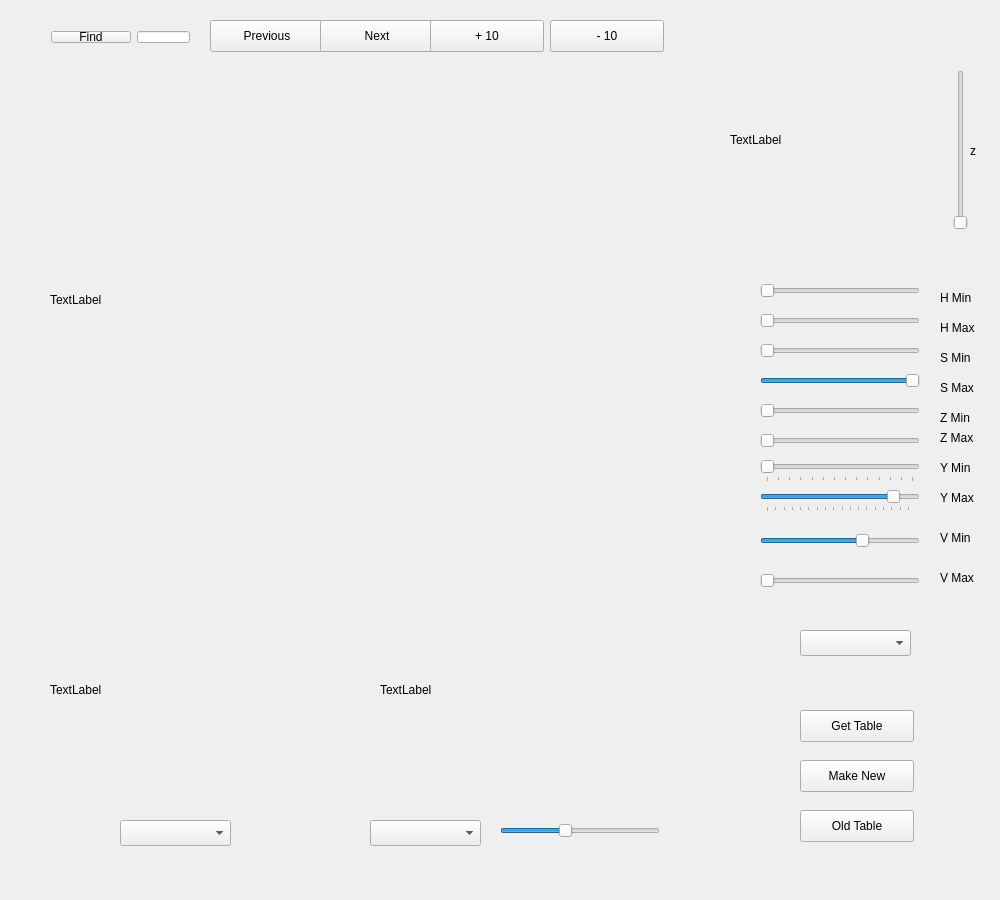
The window that src/QTool/ColorCreator/colorcreator.ui (northern-bites/nbites) describes before a commit, drawn with Qt 5.
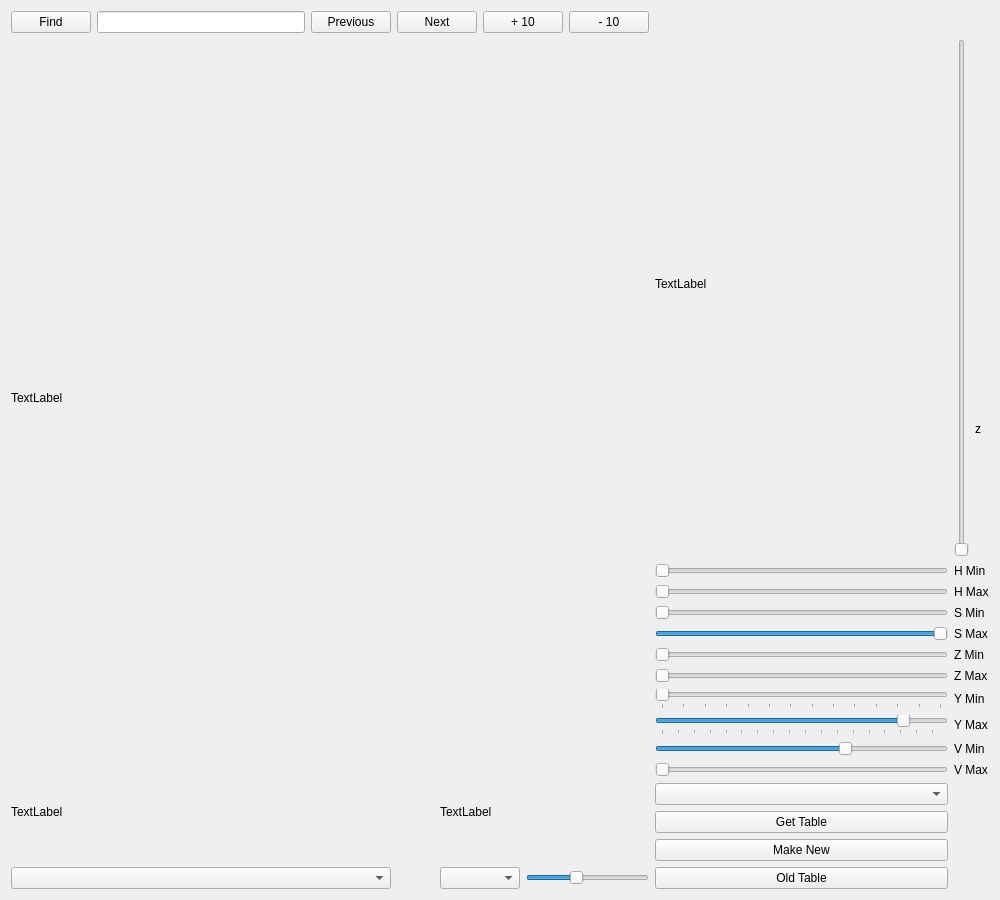
The same window after the commit.

Commit message: intergrated the colortool as a tab in QTool

Patch:
```diff
--- a/src/QTool/ColorCreator/colorcreator.ui
+++ b/src/QTool/ColorCreator/colorcreator.ui
@@ -16,587 +16,356 @@
   <property name="windowTitle">
    <string>ColorCreator</string>
   </property>
-  <widget class="QPushButton" name="previousButton">
-   <property name="geometry">
-    <rect>
-     <x>210</x>
-     <y>20</y>
-     <width>114</width>
-     <height>32</height>
-    </rect>
-   </property>
-   <property name="text">
-    <string>Previous</string>
-   </property>
-  </widget>
-  <widget class="QPushButton" name="nextButton">
-   <property name="geometry">
-    <rect>
-     <x>320</x>
-     <y>20</y>
-     <width>114</width>
-     <height>32</height>
-    </rect>
-   </property>
-   <property name="text">
-    <string>Next</string>
-   </property>
-  </widget>
-  <widget class="QLabel" name="colorWheel">
-   <property name="geometry">
-    <rect>
-     <x>730</x>
-     <y>40</y>
-     <width>200</width>
-     <height>200</height>
-    </rect>
-   </property>
-   <property name="text">
-    <string>TextLabel</string>
-   </property>
-  </widget>
-  <widget class="QSlider" name="hMin">
-   <property name="geometry">
-    <rect>
-     <x>760</x>
-     <y>280</y>
-     <width>160</width>
-     <height>22</height>
-    </rect>
-   </property>
-   <property name="maximum">
-    <number>100</number>
-   </property>
-   <property name="orientation">
-    <enum>Qt::Horizontal</enum>
-   </property>
-  </widget>
-  <widget class="QSlider" name="hMax">
-   <property name="geometry">
-    <rect>
-     <x>760</x>
-     <y>310</y>
-     <width>160</width>
-     <height>22</height>
-    </rect>
-   </property>
-   <property name="maximum">
-    <number>100</number>
-   </property>
-   <property name="orientation">
-    <enum>Qt::Horizontal</enum>
-   </property>
-  </widget>
-  <widget class="QSlider" name="sMin">
-   <property name="geometry">
-    <rect>
-     <x>760</x>
-     <y>340</y>
-     <width>160</width>
-     <height>22</height>
-    </rect>
-   </property>
-   <property name="maximum">
-    <number>100</number>
-   </property>
-   <property name="orientation">
-    <enum>Qt::Horizontal</enum>
-   </property>
-  </widget>
-  <widget class="QSlider" name="sMax">
-   <property name="geometry">
-    <rect>
-     <x>760</x>
-     <y>370</y>
-     <width>160</width>
-     <height>22</height>
-    </rect>
-   </property>
-   <property name="maximum">
-    <number>100</number>
-   </property>
-   <property name="value">
-    <number>100</number>
-   </property>
-   <property name="orientation">
-    <enum>Qt::Horizontal</enum>
-   </property>
-  </widget>
-  <widget class="QSlider" name="yMin">
-   <property name="geometry">
-    <rect>
-     <x>760</x>
-     <y>460</y>
-     <width>160</width>
-     <height>22</height>
-    </rect>
-   </property>
-   <property name="minimum">
-    <number>20</number>
-   </property>
-   <property name="maximum">
-    <number>150</number>
-   </property>
-   <property name="singleStep">
-    <number>2</number>
-   </property>
-   <property name="orientation">
-    <enum>Qt::Horizontal</enum>
-   </property>
-   <property name="tickPosition">
-    <enum>QSlider::TicksBelow</enum>
-   </property>
-   <property name="tickInterval">
-    <number>10</number>
-   </property>
-  </widget>
-  <widget class="QSlider" name="yMax">
-   <property name="geometry">
-    <rect>
-     <x>760</x>
-     <y>490</y>
-     <width>160</width>
-     <height>22</height>
-    </rect>
-   </property>
-   <property name="minimum">
-    <number>80</number>
-   </property>
-   <property name="maximum">
-    <number>255</number>
-   </property>
-   <property name="singleStep">
-    <number>3</number>
-   </property>
-   <property name="value">
-    <number>232</number>
-   </property>
-   <property name="orientation">
-    <enum>Qt::Horizontal</enum>
-   </property>
-   <property name="tickPosition">
-    <enum>QSlider::TicksBelow</enum>
-   </property>
-   <property name="tickInterval">
-    <number>10</number>
-   </property>
-  </widget>
-  <widget class="QSlider" name="zSlice">
-   <property name="geometry">
-    <rect>
-     <x>950</x>
-     <y>70</y>
-     <width>22</width>
-     <height>160</height>
-    </rect>
-   </property>
-   <property name="orientation">
-    <enum>Qt::Vertical</enum>
-   </property>
-  </widget>
-  <widget class="QComboBox" name="colorSelect">
-   <property name="geometry">
-    <rect>
-     <x>800</x>
-     <y>630</y>
-     <width>111</width>
-     <height>26</height>
-    </rect>
-   </property>
-  </widget>
-  <widget class="QLabel" name="thresh">
-   <property name="geometry">
-    <rect>
-     <x>50</x>
-     <y>60</y>
-     <width>640</width>
-     <height>480</height>
-    </rect>
-   </property>
-   <property name="text">
-    <string>TextLabel</string>
-   </property>
-  </widget>
-  <widget class="QComboBox" name="viewChoice">
-   <property name="geometry">
-    <rect>
-     <x>120</x>
-     <y>820</y>
-     <width>111</width>
-     <height>26</height>
-    </rect>
-   </property>
-  </widget>
-  <widget class="QLabel" name="label_2">
-   <property name="geometry">
-    <rect>
-     <x>940</x>
-     <y>290</y>
-     <width>62</width>
-     <height>16</height>
-    </rect>
-   </property>
-   <property name="text">
-    <string>H Min</string>
-   </property>
-  </widget>
-  <widget class="QLabel" name="label_3">
-   <property name="geometry">
-    <rect>
-     <x>940</x>
-     <y>320</y>
-     <width>62</width>
-     <height>16</height>
-    </rect>
-   </property>
-   <property name="text">
-    <string>H Max</string>
-   </property>
-  </widget>
-  <widget class="QLabel" name="label_4">
-   <property name="geometry">
-    <rect>
-     <x>940</x>
-     <y>350</y>
-     <width>62</width>
-     <height>16</height>
-    </rect>
-   </property>
-   <property name="text">
-    <string>S Min</string>
-   </property>
-  </widget>
-  <widget class="QLabel" name="label_5">
-   <property name="geometry">
-    <rect>
-     <x>940</x>
-     <y>380</y>
-     <width>62</width>
-     <height>16</height>
-    </rect>
-   </property>
-   <property name="text">
-    <string>S Max</string>
-   </property>
-  </widget>
-  <widget class="QLabel" name="label_6">
-   <property name="geometry">
-    <rect>
-     <x>940</x>
-     <y>460</y>
-     <width>62</width>
-     <height>16</height>
-    </rect>
-   </property>
-   <property name="text">
-    <string>Y Min</string>
-   </property>
-  </widget>
-  <widget class="QLabel" name="label_7">
-   <property name="geometry">
-    <rect>
-     <x>940</x>
-     <y>490</y>
-     <width>62</width>
-     <height>16</height>
-    </rect>
-   </property>
-   <property name="text">
-    <string>Y Max</string>
-   </property>
-  </widget>
-  <widget class="QLabel" name="label_8">
-   <property name="geometry">
-    <rect>
-     <x>970</x>
-     <y>110</y>
-     <width>16</width>
-     <height>81</height>
-    </rect>
-   </property>
-   <property name="layoutDirection">
-    <enum>Qt::LeftToRight</enum>
-   </property>
-   <property name="text">
-    <string>z</string>
-   </property>
-  </widget>
-  <widget class="QSlider" name="zMin">
-   <property name="geometry">
-    <rect>
-     <x>760</x>
-     <y>400</y>
-     <width>160</width>
-     <height>22</height>
-    </rect>
-   </property>
-   <property name="orientation">
-    <enum>Qt::Horizontal</enum>
-   </property>
-  </widget>
-  <widget class="QSlider" name="zMax">
-   <property name="geometry">
-    <rect>
-     <x>760</x>
-     <y>430</y>
-     <width>160</width>
-     <height>22</height>
-    </rect>
-   </property>
-   <property name="orientation">
-    <enum>Qt::Horizontal</enum>
-   </property>
-  </widget>
-  <widget class="QLabel" name="label_9">
-   <property name="geometry">
-    <rect>
-     <x>940</x>
-     <y>410</y>
-     <width>62</width>
-     <height>16</height>
-    </rect>
-   </property>
-   <property name="text">
-    <string>Z Min</string>
-   </property>
-  </widget>
-  <widget class="QLabel" name="label_10">
-   <property name="geometry">
-    <rect>
-     <x>940</x>
-     <y>430</y>
-     <width>62</width>
-     <height>16</height>
-    </rect>
-   </property>
-   <property name="text">
-    <string>Z Max</string>
-   </property>
-  </widget>
-  <widget class="QPushButton" name="getColorTable">
-   <property name="geometry">
-    <rect>
-     <x>800</x>
-     <y>710</y>
-     <width>114</width>
-     <height>32</height>
-    </rect>
-   </property>
-   <property name="text">
-    <string>Get Table</string>
-   </property>
-  </widget>
-  <widget class="QWidget" name="layoutWidget">
-   <property name="geometry">
-    <rect>
-     <x>40</x>
-     <y>20</y>
-     <width>161</width>
-     <height>34</height>
-    </rect>
-   </property>
-   <layout class="QHBoxLayout" name="horizontalLayout">
-    <item>
-     <widget class="QPushButton" name="pushButton">
-      <property name="text">
-       <string>Find</string>
-      </property>
-     </widget>
-    </item>
-    <item>
-     <widget class="QLineEdit" name="lineEdit"/>
-    </item>
-   </layout>
-  </widget>
-  <widget class="QPushButton" name="writeNew">
-   <property name="geometry">
-    <rect>
-     <x>800</x>
-     <y>760</y>
-     <width>114</width>
-     <height>32</height>
-    </rect>
-   </property>
-   <property name="text">
-    <string>Make New</string>
-   </property>
-  </widget>
-  <widget class="QPushButton" name="plusTen">
-   <property name="geometry">
-    <rect>
-     <x>430</x>
-     <y>20</y>
-     <width>114</width>
-     <height>32</height>
-    </rect>
-   </property>
-   <property name="text">
-    <string>+ 10</string>
-   </property>
-  </widget>
-  <widget class="QPushButton" name="minusTen">
-   <property name="geometry">
-    <rect>
-     <x>550</x>
-     <y>20</y>
-     <width>114</width>
-     <height>32</height>
-    </rect>
-   </property>
-   <property name="text">
-    <string>- 10</string>
-   </property>
-  </widget>
-  <widget class="QLabel" name="view2">
-   <property name="geometry">
-    <rect>
-     <x>50</x>
-     <y>570</y>
-     <width>320</width>
-     <height>240</height>
-    </rect>
-   </property>
-   <property name="text">
-    <string>TextLabel</string>
-   </property>
-  </widget>
-  <widget class="QLabel" name="view3">
-   <property name="geometry">
-    <rect>
-     <x>380</x>
-     <y>570</y>
-     <width>320</width>
-     <height>240</height>
-    </rect>
-   </property>
-   <property name="text">
-    <string>TextLabel</string>
-   </property>
-  </widget>
-  <widget class="QComboBox" name="channel">
-   <property name="geometry">
-    <rect>
-     <x>370</x>
-     <y>820</y>
-     <width>111</width>
-     <height>26</height>
-    </rect>
-   </property>
-  </widget>
-  <widget class="QPushButton" name="getOldTable">
-   <property name="geometry">
-    <rect>
-     <x>800</x>
-     <y>810</y>
-     <width>114</width>
-     <height>32</height>
-    </rect>
-   </property>
-   <property name="text">
-    <string>Old Table</string>
-   </property>
-  </widget>
-  <widget class="QSlider" name="edgeDiff">
-   <property name="geometry">
-    <rect>
-     <x>500</x>
-     <y>820</y>
-     <width>160</width>
-     <height>22</height>
-    </rect>
-   </property>
-   <property name="maximum">
-    <number>30</number>
-   </property>
-   <property name="sliderPosition">
-    <number>12</number>
-   </property>
-   <property name="orientation">
-    <enum>Qt::Horizontal</enum>
-   </property>
-  </widget>
-  <widget class="QSlider" name="vMin">
-   <property name="geometry">
-    <rect>
-     <x>760</x>
-     <y>530</y>
-     <width>160</width>
-     <height>22</height>
-    </rect>
-   </property>
-   <property name="minimum">
-    <number>4</number>
-   </property>
-   <property name="maximum">
-    <number>150</number>
-   </property>
-   <property name="singleStep">
-    <number>2</number>
-   </property>
-   <property name="sliderPosition">
-    <number>100</number>
-   </property>
-   <property name="orientation">
-    <enum>Qt::Horizontal</enum>
-   </property>
-  </widget>
-  <widget class="QSlider" name="vMax">
-   <property name="geometry">
-    <rect>
-     <x>760</x>
-     <y>570</y>
-     <width>160</width>
-     <height>22</height>
-    </rect>
-   </property>
-   <property name="minimum">
-    <number>80</number>
-   </property>
-   <property name="maximum">
-    <number>255</number>
-   </property>
-   <property name="singleStep">
-    <number>3</number>
-   </property>
-   <property name="pageStep">
-    <number>255</number>
-   </property>
-   <property name="value">
-    <number>80</number>
-   </property>
-   <property name="sliderPosition">
-    <number>80</number>
-   </property>
-   <property name="orientation">
-    <enum>Qt::Horizontal</enum>
-   </property>
-  </widget>
-  <widget class="QLabel" name="label_11">
-   <property name="geometry">
-    <rect>
-     <x>940</x>
-     <y>530</y>
-     <width>62</width>
-     <height>16</height>
-    </rect>
-   </property>
-   <property name="text">
-    <string>V Min</string>
-   </property>
-  </widget>
-  <widget class="QLabel" name="label_12">
-   <property name="geometry">
-    <rect>
-     <x>940</x>
-     <y>570</y>
-     <width>62</width>
-     <height>16</height>
-    </rect>
-   </property>
-   <property name="text">
-    <string>V Max</string>
-   </property>
-  </widget>
+  <layout class="QGridLayout" name="gridLayout">
+   <item row="0" column="0">
+    <layout class="QHBoxLayout" name="horizontalLayout">
+     <item>
+      <widget class="QPushButton" name="pushButton">
+       <property name="text">
+        <string>Find</string>
+       </property>
+      </widget>
+     </item>
+     <item>
+      <widget class="QLineEdit" name="lineEdit"/>
+     </item>
+    </layout>
+   </item>
+   <item row="0" column="1">
+    <widget class="QPushButton" name="previousButton">
+     <property name="text">
+      <string>Previous</string>
+     </property>
+    </widget>
+   </item>
+   <item row="0" column="2" colspan="2">
+    <widget class="QPushButton" name="nextButton">
+     <property name="text">
+      <string>Next</string>
+     </property>
+    </widget>
+   </item>
+   <item row="0" column="4" colspan="2">
+    <widget class="QPushButton" name="plusTen">
+     <property name="text">
+      <string>+ 10</string>
+     </property>
+    </widget>
+   </item>
+   <item row="0" column="6">
+    <widget class="QPushButton" name="minusTen">
+     <property name="text">
+      <string>- 10</string>
+     </property>
+    </widget>
+   </item>
+   <item row="0" column="7" rowspan="3">
+    <widget class="QLabel" name="colorWheel">
+     <property name="text">
+      <string>TextLabel</string>
+     </property>
+    </widget>
+   </item>
+   <item row="1" column="0" rowspan="11" colspan="7">
+    <widget class="QLabel" name="thresh">
+     <property name="text">
+      <string>TextLabel</string>
+     </property>
+    </widget>
+   </item>
+   <item row="1" column="8" rowspan="2" colspan="2">
+    <widget class="QSlider" name="zSlice">
+     <property name="orientation">
+      <enum>Qt::Vertical</enum>
+     </property>
+    </widget>
+   </item>
+   <item row="2" column="9">
+    <widget class="QLabel" name="label_8">
+     <property name="layoutDirection">
+      <enum>Qt::LeftToRight</enum>
+     </property>
+     <property name="text">
+      <string>z</string>
+     </property>
+    </widget>
+   </item>
+   <item row="3" column="7">
+    <widget class="QSlider" name="hMin">
+     <property name="maximum">
+      <number>100</number>
+     </property>
+     <property name="orientation">
+      <enum>Qt::Horizontal</enum>
+     </property>
+    </widget>
+   </item>
+   <item row="3" column="8" colspan="2">
+    <widget class="QLabel" name="label_2">
+     <property name="text">
+      <string>H Min</string>
+     </property>
+    </widget>
+   </item>
+   <item row="4" column="7">
+    <widget class="QSlider" name="hMax">
+     <property name="maximum">
+      <number>100</number>
+     </property>
+     <property name="orientation">
+      <enum>Qt::Horizontal</enum>
+     </property>
+    </widget>
+   </item>
+   <item row="4" column="8" colspan="2">
+    <widget class="QLabel" name="label_3">
+     <property name="text">
+      <string>H Max</string>
+     </property>
+    </widget>
+   </item>
+   <item row="5" column="7">
+    <widget class="QSlider" name="sMin">
+     <property name="maximum">
+      <number>100</number>
+     </property>
+     <property name="orientation">
+      <enum>Qt::Horizontal</enum>
+     </property>
+    </widget>
+   </item>
+   <item row="5" column="8" colspan="2">
+    <widget class="QLabel" name="label_4">
+     <property name="text">
+      <string>S Min</string>
+     </property>
+    </widget>
+   </item>
+   <item row="6" column="7">
+    <widget class="QSlider" name="sMax">
+     <property name="maximum">
+      <number>100</number>
+     </property>
+     <property name="value">
+      <number>100</number>
+     </property>
+     <property name="orientation">
+      <enum>Qt::Horizontal</enum>
+     </property>
+    </widget>
+   </item>
+   <item row="6" column="8" colspan="2">
+    <widget class="QLabel" name="label_5">
+     <property name="text">
+      <string>S Max</string>
+     </property>
+    </widget>
+   </item>
+   <item row="7" column="7">
+    <widget class="QSlider" name="zMin">
+     <property name="orientation">
+      <enum>Qt::Horizontal</enum>
+     </property>
+    </widget>
+   </item>
+   <item row="7" column="8" colspan="2">
+    <widget class="QLabel" name="label_9">
+     <property name="text">
+      <string>Z Min</string>
+     </property>
+    </widget>
+   </item>
+   <item row="8" column="7">
+    <widget class="QSlider" name="zMax">
+     <property name="orientation">
+      <enum>Qt::Horizontal</enum>
+     </property>
+    </widget>
+   </item>
+   <item row="8" column="8" colspan="2">
+    <widget class="QLabel" name="label_10">
+     <property name="text">
+      <string>Z Max</string>
+     </property>
+    </widget>
+   </item>
+   <item row="9" column="7">
+    <widget class="QSlider" name="yMin">
+     <property name="minimum">
+      <number>20</number>
+     </property>
+     <property name="maximum">
+      <number>150</number>
+     </property>
+     <property name="singleStep">
+      <number>2</number>
+     </property>
+     <property name="orientation">
+      <enum>Qt::Horizontal</enum>
+     </property>
+     <property name="tickPosition">
+      <enum>QSlider::TicksBelow</enum>
+     </property>
+     <property name="tickInterval">
+      <number>10</number>
+     </property>
+    </widget>
+   </item>
+   <item row="9" column="8" colspan="2">
+    <widget class="QLabel" name="label_6">
+     <property name="text">
+      <string>Y Min</string>
+     </property>
+    </widget>
+   </item>
+   <item row="10" column="7">
+    <widget class="QSlider" name="yMax">
+     <property name="minimum">
+      <number>80</number>
+     </property>
+     <property name="maximum">
+      <number>255</number>
+     </property>
+     <property name="singleStep">
+      <number>3</number>
+     </property>
+     <property name="value">
+      <number>232</number>
+     </property>
+     <property name="orientation">
+      <enum>Qt::Horizontal</enum>
+     </property>
+     <property name="tickPosition">
+      <enum>QSlider::TicksBelow</enum>
+     </property>
+     <property name="tickInterval">
+      <number>10</number>
+     </property>
+    </widget>
+   </item>
+   <item row="10" column="8" colspan="2">
+    <widget class="QLabel" name="label_7">
+     <property name="text">
+      <string>Y Max</string>
+     </property>
+    </widget>
+   </item>
+   <item row="11" column="7">
+    <widget class="QSlider" name="vMin">
+     <property name="minimum">
+      <number>4</number>
+     </property>
+     <property name="maximum">
+      <number>150</number>
+     </property>
+     <property name="singleStep">
+      <number>2</number>
+     </property>
+     <property name="sliderPosition">
+      <number>100</number>
+     </property>
+     <property name="orientation">
+      <enum>Qt::Horizontal</enum>
+     </property>
+    </widget>
+   </item>
+   <item row="11" column="8" colspan="2">
+    <widget class="QLabel" name="label_11">
+     <property name="text">
+      <string>V Min</string>
+     </property>
+    </widget>
+   </item>
+   <item row="12" column="0" rowspan="4" colspan="3">
+    <widget class="QLabel" name="view2">
+     <property name="text">
+      <string>TextLabel</string>
+     </property>
+    </widget>
+   </item>
+   <item row="12" column="3" rowspan="4" colspan="4">
+    <widget class="QLabel" name="view3">
+     <property name="text">
+      <string>TextLabel</string>
+     </property>
+    </widget>
+   </item>
+   <item row="12" column="7">
+    <widget class="QSlider" name="vMax">
+     <property name="minimum">
+      <number>80</number>
+     </property>
+     <property name="maximum">
+      <number>255</number>
+     </property>
+     <property name="singleStep">
+      <number>3</number>
+     </property>
+     <property name="pageStep">
+      <number>255</number>
+     </property>
+     <property name="value">
+      <number>80</number>
+     </property>
+     <property name="sliderPosition">
+      <number>80</number>
+     </property>
+     <property name="orientation">
+      <enum>Qt::Horizontal</enum>
+     </property>
+    </widget>
+   </item>
+   <item row="12" column="8" colspan="2">
+    <widget class="QLabel" name="label_12">
+     <property name="text">
+      <string>V Max</string>
+     </property>
+    </widget>
+   </item>
+   <item row="13" column="7">
+    <widget class="QComboBox" name="colorSelect"/>
+   </item>
+   <item row="14" column="7">
+    <widget class="QPushButton" name="getColorTable">
+     <property name="text">
+      <string>Get Table</string>
+     </property>
+    </widget>
+   </item>
+   <item row="15" column="7">
+    <widget class="QPushButton" name="writeNew">
+     <property name="text">
+      <string>Make New</string>
+     </property>
+    </widget>
+   </item>
+   <item row="16" column="0" colspan="2">
+    <widget class="QComboBox" name="viewChoice"/>
+   </item>
+   <item row="16" column="3" colspan="2">
+    <widget class="QComboBox" name="channel"/>
+   </item>
+   <item row="16" column="5" colspan="2">
+    <widget class="QSlider" name="edgeDiff">
+     <property name="maximum">
+      <number>30</number>
+     </property>
+     <property name="sliderPosition">
+      <number>12</number>
+     </property>
+     <property name="orientation">
+      <enum>Qt::Horizontal</enum>
+     </property>
+    </widget>
+   </item>
+   <item row="16" column="7">
+    <widget class="QPushButton" name="getOldTable">
+     <property name="text">
+      <string>Old Table</string>
+     </property>
+    </widget>
+   </item>
+  </layout>
  </widget>
  <layoutdefault spacing="6" margin="11"/>
  <resources/>
```
The commit also changes 4 other files.
